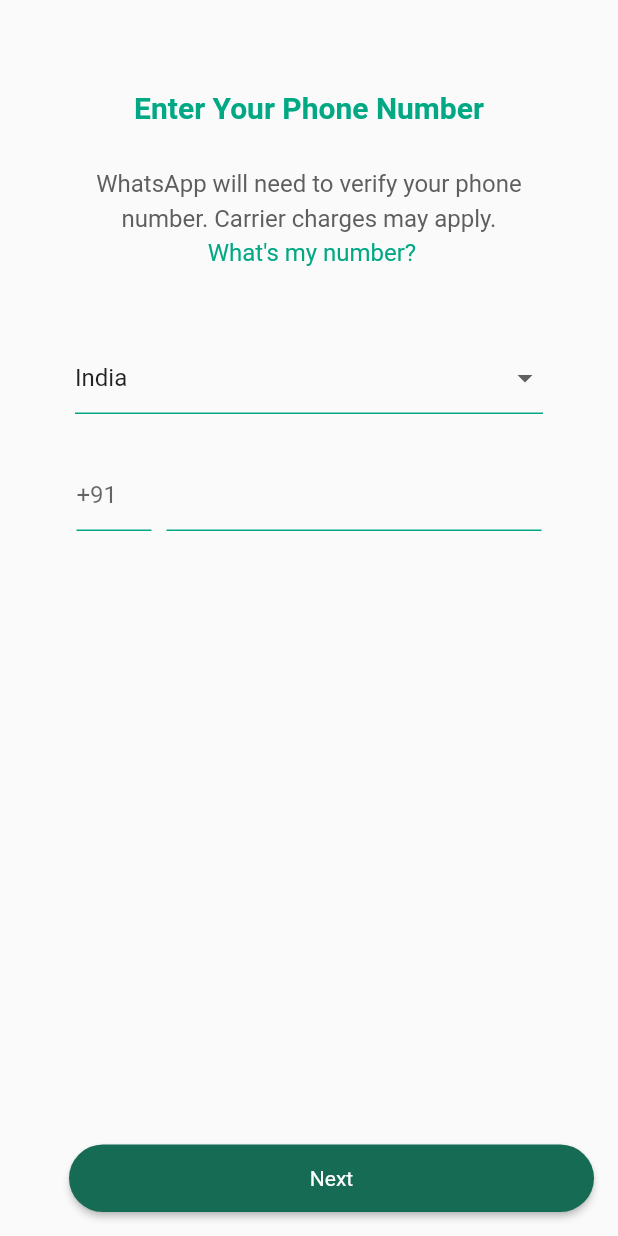
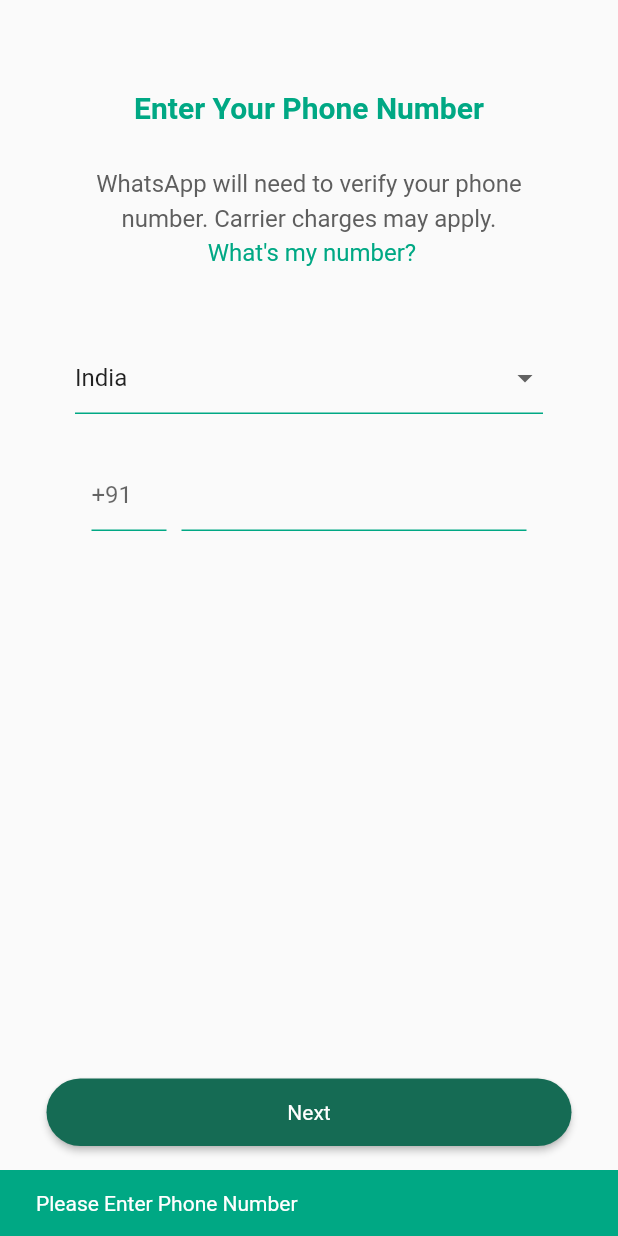
Before and after one commit to Amaanarabiyani/whatsappApp-Ui, a Flutter app: the Login screen opened directly, after a tap on "Next", on a phone screen of 412 x 824 dp. Run offline on Flutter 3.47's test engine with Material 3 defaults, Android fonts, the phone set to English and light mode, and no system bars; our stand-ins replace get.

```diff
--- a/lib/screens/Login/Login.dart
+++ b/lib/screens/Login/Login.dart
@@ -1,4 +1,5 @@
 import 'package:flutter/material.dart';
+import 'package:whatsapp_ui_clone/Otp/otpscreen.dart';
 import 'package:whatsapp_ui_clone/widgets/uiHelper.dart';
 
 class Login extends StatefulWidget {
@@ -18,6 +19,7 @@ class _LoginState extends State<Login> {
     'India',
     'Japan',
   ];
+  final TextEditingController phonenumber = TextEditingController();
 
   @override
   Widget build(BuildContext context) {
@@ -124,8 +126,9 @@ class _LoginState extends State<Login> {
                 width: 10,
               ),
               SizedBox(
-                width: 250,
+                width: 230,
                 child: TextFormField(
+                  controller: phonenumber,
                   keyboardType: TextInputType.number,
                   decoration: InputDecoration(
                     enabledBorder: UnderlineInputBorder(
@@ -147,8 +150,32 @@ class _LoginState extends State<Login> {
       ),
       floatingActionButton: Uihelper.CustomButton(
         name: 'Next',
-        onTap: () {},
+        onTap: () {
+          print('Button Tapped');
+          Login(phonenumber.text.toString());
+        },
       ),
+      floatingActionButtonLocation: FloatingActionButtonLocation.centerFloat,
     );
   }
+
+  Login(String phonenumber) {
+    if (phonenumber == "") {
+      ScaffoldMessenger.of(context).showSnackBar(
+        SnackBar(
+          content: Text("Please Enter Phone Number"),
+          backgroundColor: Color(0xFF00A884),
+        ),
+      );
+    } else {
+      Navigator.push(
+        context,
+        MaterialPageRoute(
+          builder: (context) => Otpscreen(
+            phonenumber: phonenumber,
+          ),
+        ),
+      );
+    }
+  }
 }
```
Also changed, not shown: lib/Otp/otpscreen.dart (added, +104 -0 lines), lib/screens/Splash/splashscreen.dart (+11 -4 lines), lib/widgets/uiHelper.dart (+20 -0 lines).
